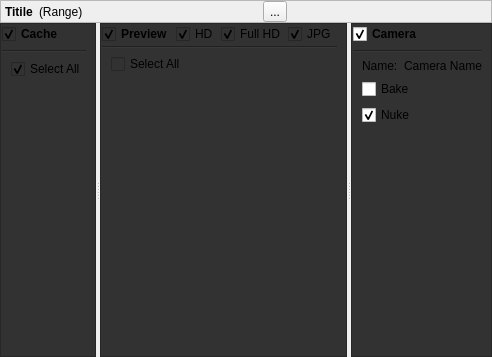
First picture: the form in ui/item.ui, repository iceanimations/multiShotExport, before the edit.
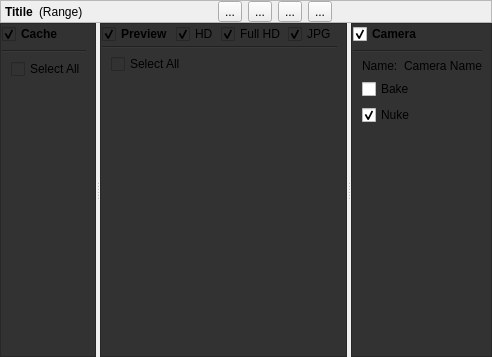
Second picture: the form after the edit.

Commit message: add, append, remove buttons added

```diff
--- a/ui/item.ui
+++ b/ui/item.ui
@@ -95,6 +95,36 @@
         </property>
        </spacer>
       </item>
+      <item>
+       <widget class="QToolButton" name="addButton">
+        <property name="toolTip">
+         <string>Add selected objects (All other will get removed)</string>
+        </property>
+        <property name="text">
+         <string>...</string>
+        </property>
+       </widget>
+      </item>
+      <item>
+       <widget class="QToolButton" name="appendButton">
+        <property name="toolTip">
+         <string>Append selected objects (Keep existing)</string>
+        </property>
+        <property name="text">
+         <string>...</string>
+        </property>
+       </widget>
+      </item>
+      <item>
+       <widget class="QToolButton" name="removeButton">
+        <property name="toolTip">
+         <string>Remove selected objects</string>
+        </property>
+        <property name="text">
+         <string>...</string>
+        </property>
+       </widget>
+      </item>
       <item>
        <widget class="QToolButton" name="switchButton">
         <property name="toolTip">
@@ -242,7 +272,7 @@
                <string>Select All</string>
               </property>
               <property name="checked">
-               <bool>true</bool>
+               <bool>false</bool>
               </property>
              </widget>
             </item>
```
The commit also changes 5 other files.
